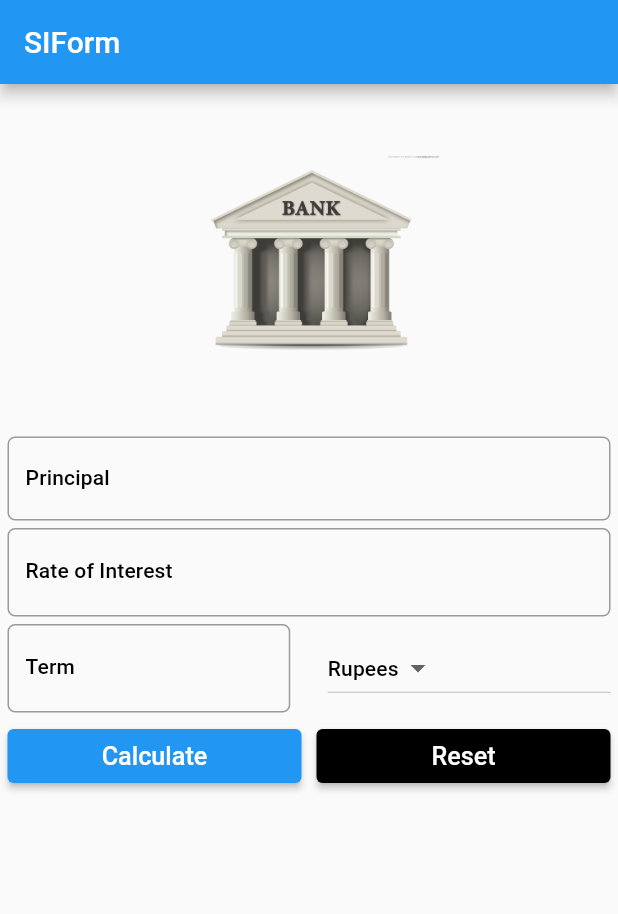
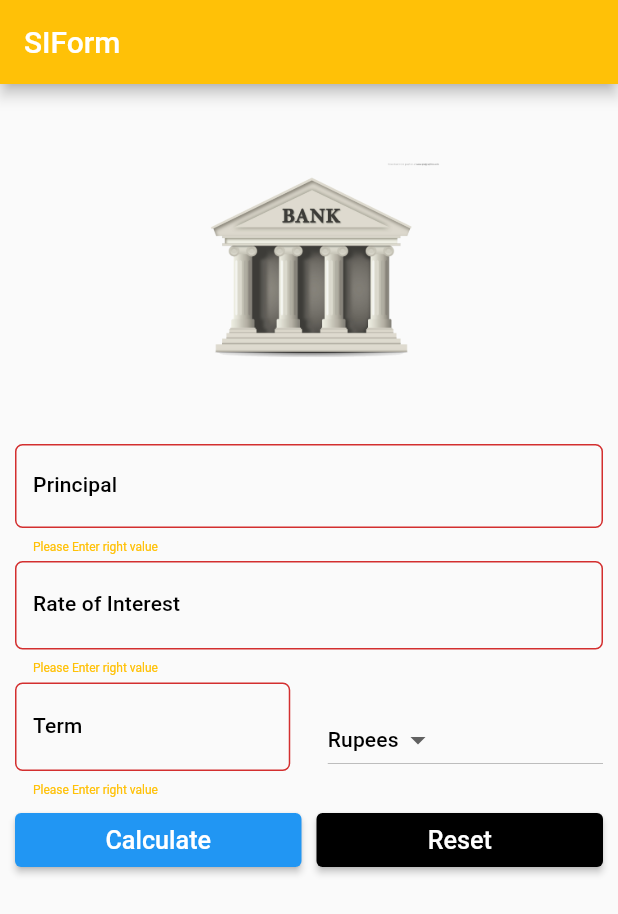
Before and after one commit to seunghonice/udemy-flutter-app-course, a Flutter app: the screen it shows after launch, after a tap on "Calculate", on a phone screen of 412 x 824 dp. Shown: the top 914 px of the screen. Run offline on Flutter 3.47's test engine with Material 2 defaults, Android fonts, the phone set to English and light mode, and no system bars.

Commit message:
feat: Form Validation 을 적용하자
- Container 대신 Form 으로 변경
- TextField -> TextFormField
- GlobalKey 생성, Form attribute key 로 설정
- TextFieldForm attribute 로 validator 추가, decoration - errorStyle 적용 가능

```diff
--- a/lib/widgets/SIForm.dart
+++ b/lib/widgets/SIForm.dart
@@ -18,6 +18,7 @@ class _SIFormState extends State<SIForm> {
 
   var displayResult = "";
 
+  final _formKey = GlobalKey<FormState>();
 
   @override
   void initState() {
@@ -29,38 +30,56 @@ class _SIFormState extends State<SIForm> {
   @override
   Widget build(BuildContext context) {
     TextStyle? textStyle = Theme.of(context).textTheme.titleSmall;
+    var errorStyle = TextStyle(color: Colors.amber, fontSize: 8);
 
     return Scaffold(
       appBar: AppBar(
         title: Text("SIForm"),
+        backgroundColor: Theme.of(context).primaryColor,
       ),
-      body: Container(
-        padding: EdgeInsets.all(_minimumPadding),
+      body: Form(
+        key: _formKey,
+        child: Padding(
+            padding: EdgeInsets.all(_minimumPadding * 2),
             child: ListView(children: <Widget>[
               Center(
                 child: getImageAsset(),
               ),
               Padding(
                 padding: EdgeInsets.only(top: _minimumPadding),
-            child: TextField(
+                child: TextFormField(
+                  validator: (String? value) {
+                    if (value!.isEmpty) {
+                      return "Please Enter right value";
+                    }
+                    return null;
+                  },
                   style: textStyle,
                   controller: principalController,
                   decoration: InputDecoration(
                       labelText: "Principal",
                       hintText: "Enter Principal E.g. 12000",
                       labelStyle: textStyle,
+                      errorStyle: errorStyle,
                       border: OutlineInputBorder(
                           borderRadius: BorderRadius.circular(5.0))),
                 ),
               ),
               Padding(
                   padding: EdgeInsets.only(top: _minimumPadding),
-              child: TextField(
+                  child: TextFormField(
                     controller: roiController,
+                    validator: (String? value) {
+                      if (value!.isEmpty) {
+                        return "Please Enter right value";
+                      }
+                      return null;
+                    },
                     decoration: InputDecoration(
                         labelText: "Rate of Interest",
                         hintText: "In percent",
                         labelStyle: textStyle,
+                        errorStyle: errorStyle,
                         border: OutlineInputBorder(
                             borderRadius: BorderRadius.circular(5.0))),
                   )),
@@ -69,13 +88,20 @@ class _SIFormState extends State<SIForm> {
                   child: Row(
                     children: <Widget>[
                       Expanded(
-                      child: TextField(
+                          child: TextFormField(
                         keyboardType: TextInputType.number,
                         controller: termController,
+                        validator: (String? value) {
+                          if (value!.isEmpty) {
+                            return "Please Enter right value";
+                          }
+                          return null;
+                        },
                         decoration: InputDecoration(
                             labelText: "Term",
                             hintText: "Time in years",
                             labelStyle: textStyle,
+                            errorStyle: errorStyle,
                             border: OutlineInputBorder(
                                 borderRadius: BorderRadius.circular(5.0))),
                       )),
@@ -110,7 +136,9 @@ class _SIFormState extends State<SIForm> {
                         ),
                         onPressed: () {
                           setState(() {
+                            if (_formKey.currentState!.validate()) {
                               displayResult = _calculateTotalReturns();
+                            }
                           });
                         },
                       )),
@@ -136,7 +164,7 @@ class _SIFormState extends State<SIForm> {
                 padding: EdgeInsets.all(_minimumPadding),
                 child: Text(displayResult),
               )
-        ]),
+            ])),
       ),
     );
   }
```
Lines whose indentation alone changed are shown as unchanged.
